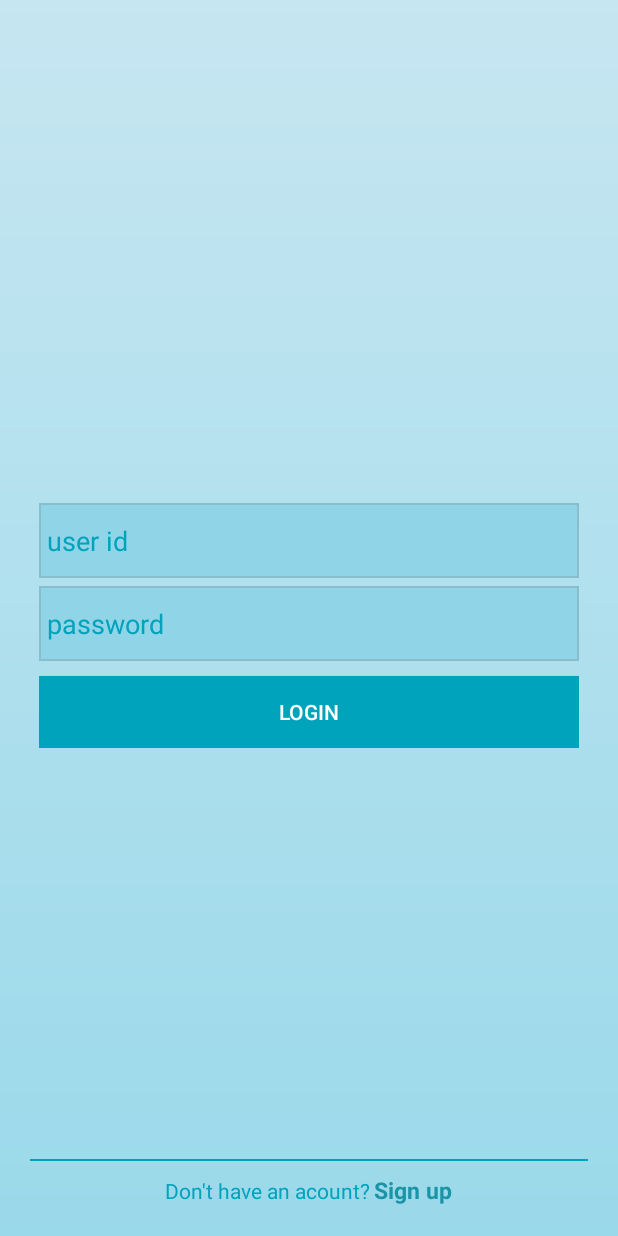
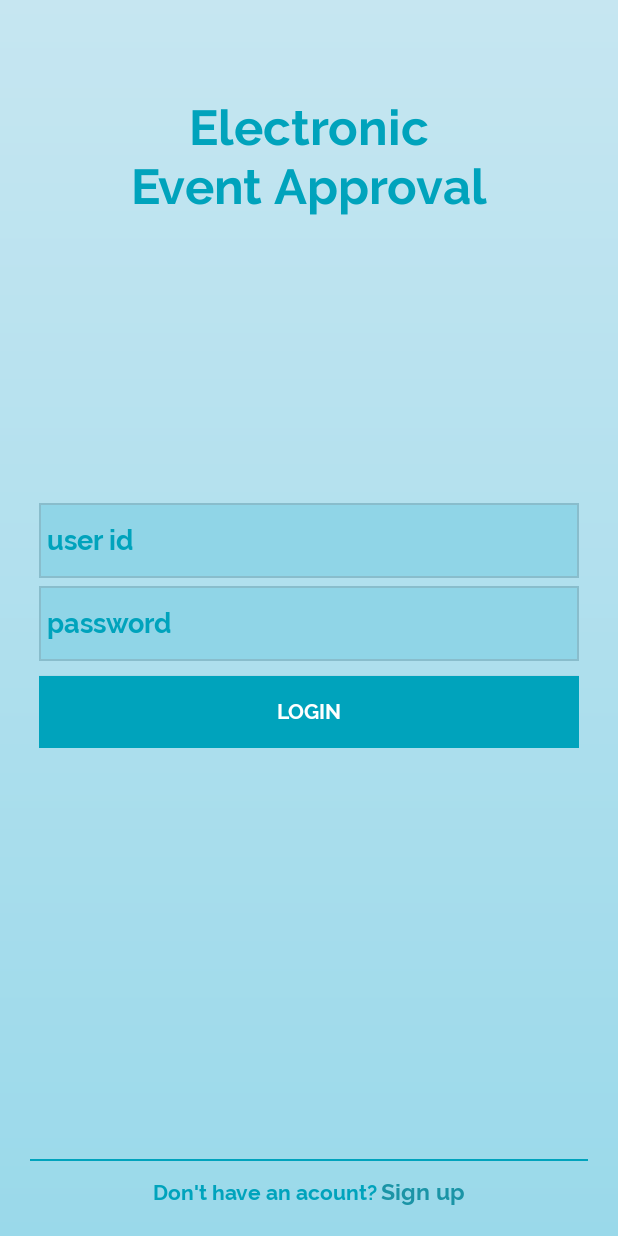
Before and after one commit to imranjaffri/electronic-event-approval, an Android app: the screen it shows after launch (LoginActivity), on a phone screen of 412 x 824 dp. Run offline under Robolectric (Android 15) with nearby library versions, the phone set to English and light mode, and no system bars; our stand-ins replace Volley, sdp/ssp sizes.

Commit message:
fontsss......

```diff
--- a/app/src/main/java/com/example/choudry/electroniceventapproval/LoginActivity.java
+++ b/app/src/main/java/com/example/choudry/electroniceventapproval/LoginActivity.java
@@ -1,6 +1,7 @@
 package com.example.choudry.electroniceventapproval;
 
 import android.content.Intent;
+import android.graphics.Typeface;
 import android.support.v7.app.AppCompatActivity;
 import android.os.Bundle;
 import android.view.View;
@@ -20,11 +21,14 @@ import java.util.Map;
 public class LoginActivity extends AppCompatActivity implements CallPostAPI.ResponseHandler {
 
     TextView textSignUp;
+    TextView do_u_want;
     Button btnSignIn;
     private EditText email;
     private EditText password;
     private String userName;
     private String userPassword;
+    private TextView tite_text;
+    private TextView tite_text2;
 
 
     @Override
@@ -34,9 +38,11 @@ public class LoginActivity extends AppCompatActivity implements CallPostAPI.Resp
 
         email = (EditText) findViewById(R.id.et_mail_signIn);
         password = (EditText) findViewById(R.id.et_pass_signIn);
-
-
         textSignUp = (TextView) findViewById(R.id.tv_signUp);
+        tite_text = (TextView) findViewById(R.id.title_text);
+        tite_text2 = (TextView) findViewById(R.id.title_text2);
+        do_u_want = (TextView) findViewById(R.id.doUWant);
+        btnSignIn = (Button) findViewById(R.id.btn_SignIn);
 
         textSignUp.setOnClickListener(new View.OnClickListener() {
             @Override
@@ -50,7 +56,21 @@ public class LoginActivity extends AppCompatActivity implements CallPostAPI.Resp
         });
 
 
-        btnSignIn = (Button) findViewById(R.id.btn_SignIn);
+        // Getting fonts...
+        Typeface custom_font = Typeface.createFromAsset(getAssets(), "fonts/Raleway-Bold.ttf");
+        Typeface custom_font_bold = Typeface.createFromAsset(getAssets(), "fonts/Raleway-Regular.ttf");
+
+        // Applying fonts...
+        email.setTypeface(custom_font);
+        password.setTypeface(custom_font);
+        textSignUp.setTypeface(custom_font);
+        btnSignIn.setTypeface(custom_font);
+        do_u_want.setTypeface(custom_font);
+        tite_text.setTypeface(custom_font);
+        tite_text2.setTypeface(custom_font);
+
+
+
 
         btnSignIn.setOnClickListener(new View.OnClickListener() {
 
--- a/app/src/main/res/layout/activity_sign_in.xml
+++ b/app/src/main/res/layout/activity_sign_in.xml
@@ -6,6 +6,28 @@
     android:layout_height="match_parent"
     android:background="@drawable/background"
     tools:context="com.example.choudry.electroniceventapproval.LoginActivity">
+
+    <TextView
+        android:id="@+id/title_text"
+        android:layout_width="wrap_content"
+        android:layout_height="wrap_content"
+        android:text="Electronic"
+        android:textColor="@color/colorPrimary"
+        android:textSize="@dimen/_25sdp"
+        android:layout_centerHorizontal="true"
+        android:layout_marginTop="@dimen/_50sdp"
+        />
+
+    <TextView
+        android:id="@+id/title_text2"
+        android:layout_width="wrap_content"
+        android:layout_height="wrap_content"
+        android:text="Event Approval"
+        android:textColor="@color/colorPrimary"
+        android:textSize="@dimen/_25sdp"
+        android:layout_centerHorizontal="true"
+        android:layout_below="@id/title_text"
+        />
 
 
     <LinearLayout
@@ -84,6 +106,7 @@
         <TextView
             android:layout_width="wrap_content"
             android:layout_height="wrap_content"
+            android:id="@+id/doUWant"
             android:textColor="@color/colorPrimary"
             android:text="Don't have an acount?" />
 
```
Also changed, not shown: app/src/main/assets/fonts/Raleway-Bold.ttf (added), app/src/main/assets/fonts/Raleway-Regular.ttf (added).
